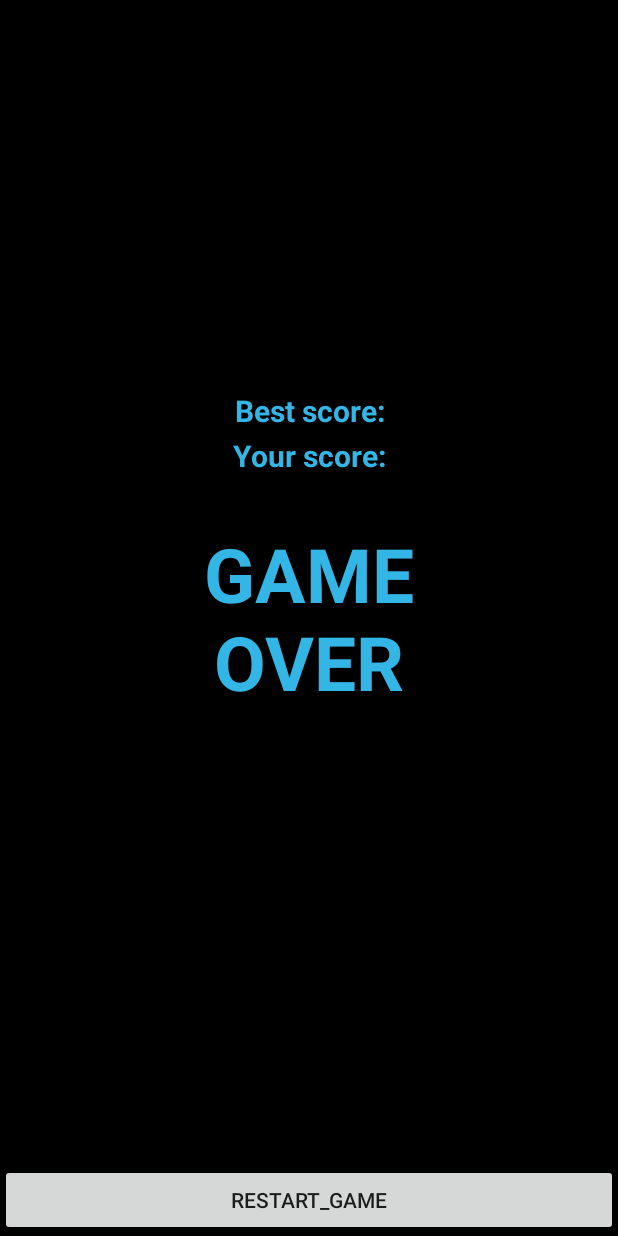
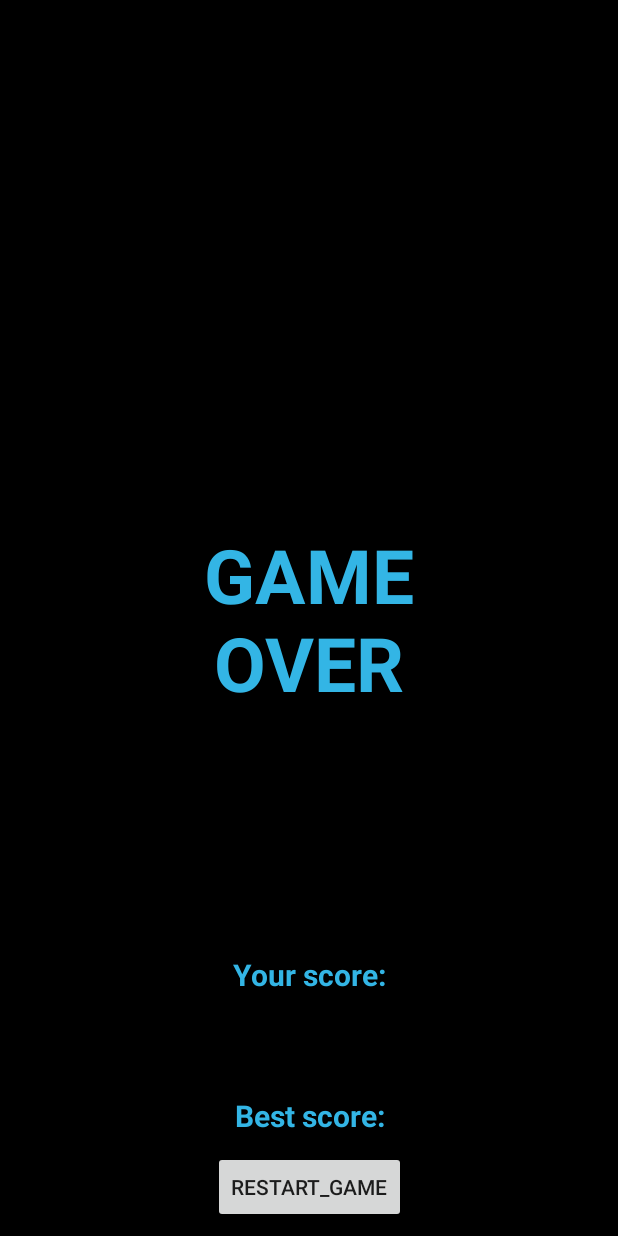
Before and after one commit to alextomskras/KosmoZahvatchik, an Android app: the layout activity_game_over.xml on its own in the app's theme, with its tools: preview values and no code run, on a phone screen of 412 x 824 dp. Run offline under Robolectric (Android 15) with nearby library versions, the phone set to English and light mode, and no system bars.

Commit message:
change layout to constrate v1
Signed-off-by: FESS <dreamer.alex.toms@gmail.com>

```diff
--- a/app/src/main/java/com/example/kosmozahvatchik/GameOver.kt
+++ b/app/src/main/java/com/example/kosmozahvatchik/GameOver.kt
@@ -12,6 +12,7 @@ import android.util.Log
 import android.view.View
 import android.widget.Toast
 import com.google.android.gms.ads.AdRequest
+import com.google.android.gms.ads.AdSize
 import com.google.android.gms.ads.AdView
 import kotlinx.android.synthetic.main.activity_game_over.*
 
@@ -77,6 +78,8 @@ private var mAdView: AdView? = null
 //        MobileAds.initialize(this) {}.toString()
 
         mAdView = findViewById(R.id.adView)
+        mAdView?.adSize = AdSize.BANNER
+        mAdView?.adUnitId = (R.string.admob_app_id).toString()
         val adRequest = AdRequest.Builder()
             .addTestDevice(AdRequest.DEVICE_ID_EMULATOR)
             .build()
--- a/app/src/main/res/layout/activity_game_over.xml
+++ b/app/src/main/res/layout/activity_game_over.xml
@@ -1,7 +1,8 @@
 <?xml version="1.0" encoding="utf-8"?>
-<FrameLayout xmlns:android="http://schemas.android.com/apk/res/android"
+<android.support.constraint.ConstraintLayout xmlns:android="http://schemas.android.com/apk/res/android"
+    xmlns:ads="http://schemas.android.com/apk/res-auto"
     xmlns:tools="http://schemas.android.com/tools"
-    xmlns:ads="http://schemas.android.com/apk/res-auto"
+    android:id="@+id/frameLayout"
     android:layout_width="match_parent"
     android:layout_height="match_parent"
     android:background="@color/back_black_gameover_color"
@@ -10,25 +11,29 @@
     <!-- The primary full-screen view. This can be replaced with whatever view
          is needed to present your content, e.g. VideoView, SurfaceView,
          TextureView, etc. -->
+
+    <!-- This FrameLayout insets its children based on system windows using
+         android:fitsSystemWindows. -->
+
     <TextView
         android:id="@+id/game_over_content"
-        android:layout_width="match_parent"
-        android:layout_height="match_parent"
+        android:layout_width="wrap_content"
+        android:layout_height="wrap_content"
         android:gravity="center"
         android:keepScreenOn="true"
         android:text="@string/game_over"
         android:textColor="@color/txt_Gameover_color"
         android:textSize="50sp"
-        android:textStyle="bold" />
-
-    <!-- This FrameLayout insets its children based on system windows using
-         android:fitsSystemWindows. -->
+        android:textStyle="bold"
+        ads:layout_constraintBottom_toBottomOf="parent"
+        ads:layout_constraintEnd_toEndOf="parent"
+        ads:layout_constraintStart_toStartOf="parent"
+        ads:layout_constraintTop_toTopOf="parent" />
 
     <TextView
         android:id="@+id/txt_gameover_you_score"
-        android:layout_width="match_parent"
+        android:layout_width="wrap_content"
         android:layout_height="wrap_content"
-        android:layout_marginTop="290sp"
         android:gravity="center"
         android:keepScreenOn="true"
         android:text="@string/you_win"
@@ -36,13 +41,16 @@
         android:textColor="@color/txt_Gameover_color"
         android:textSize="20sp"
         android:textStyle="bold"
+        ads:layout_constraintBottom_toBottomOf="parent"
+        ads:layout_constraintEnd_toEndOf="parent"
+        ads:layout_constraintStart_toStartOf="parent"
+        ads:layout_constraintTop_toBottomOf="@+id/game_over_content"
         tools:ignore="RtlCompat" />
 
     <TextView
         android:id="@+id/txt_HI_you_score"
-        android:layout_width="match_parent"
+        android:layout_width="wrap_content"
         android:layout_height="wrap_content"
-        android:layout_marginTop="260sp"
         android:gravity="center"
         android:keepScreenOn="true"
         android:text="@string/hiscore"
@@ -50,29 +58,35 @@
         android:textColor="@color/txt_Gameover_color"
         android:textSize="20sp"
         android:textStyle="bold"
+        ads:layout_constraintBottom_toBottomOf="parent"
+        ads:layout_constraintEnd_toEndOf="parent"
+        ads:layout_constraintStart_toStartOf="parent"
+        ads:layout_constraintTop_toBottomOf="@+id/txt_gameover_you_score"
         tools:ignore="RtlCompat" />
 
-    <FrameLayout
-        android:layout_width="match_parent"
-        android:layout_height="match_parent"
-        android:fitsSystemWindows="true">
 
     <com.google.android.gms.ads.AdView
         android:id="@+id/adView"
         android:layout_width="wrap_content"
         android:layout_height="wrap_content"
-            android:layout_alignParentBottom="true"
-            android:layout_centerHorizontal="true"
-            ads:adSize="BANNER"
-            ads:adUnitId="@string/banner_ad_unit_id"></com.google.android.gms.ads.AdView>
+        ads:adUnitId="@string/banner_ad_unit_id"
+        ads:layout_constrainedHeight="true"
+        ads:layout_constraintEnd_toEndOf="parent"
+        ads:layout_constraintStart_toStartOf="parent"
+        ads:layout_constraintTop_toTopOf="parent"></com.google.android.gms.ads.AdView>
+
     <LinearLayout
         android:id="@+id/fullscreen_content_controls"
         style="?metaButtonBarStyle"
-            android:layout_width="match_parent"
+        android:layout_width="wrap_content"
         android:layout_height="wrap_content"
-            android:layout_gravity="bottom|center_horizontal"
+        android:layout_marginTop="1dp"
         android:background="@color/black_overlay"
         android:orientation="horizontal"
+        ads:layout_constraintBottom_toBottomOf="parent"
+        ads:layout_constraintEnd_toEndOf="parent"
+        ads:layout_constraintStart_toStartOf="parent"
+        ads:layout_constraintTop_toBottomOf="@+id/txt_HI_you_score"
         tools:ignore="UselessParent">
 
         <Button
@@ -86,6 +100,5 @@
 
     </LinearLayout>
 
-    </FrameLayout>
 
-</FrameLayout>
+</android.support.constraint.ConstraintLayout>
--- a/build.gradle
+++ b/build.gradle
@@ -8,7 +8,7 @@ buildscript {
 
     }
     dependencies {
-        classpath 'com.android.tools.build:gradle:3.6.0-alpha12'
+        classpath 'com.android.tools.build:gradle:3.6.0-beta01'
         classpath "org.jetbrains.kotlin:kotlin-gradle-plugin:$kotlin_version"
         classpath 'com.google.gms:google-services:4.2.0'
         // NOTE: Do not place your application dependencies here; they belong
```
Lines whose indentation alone changed are shown as unchanged.
